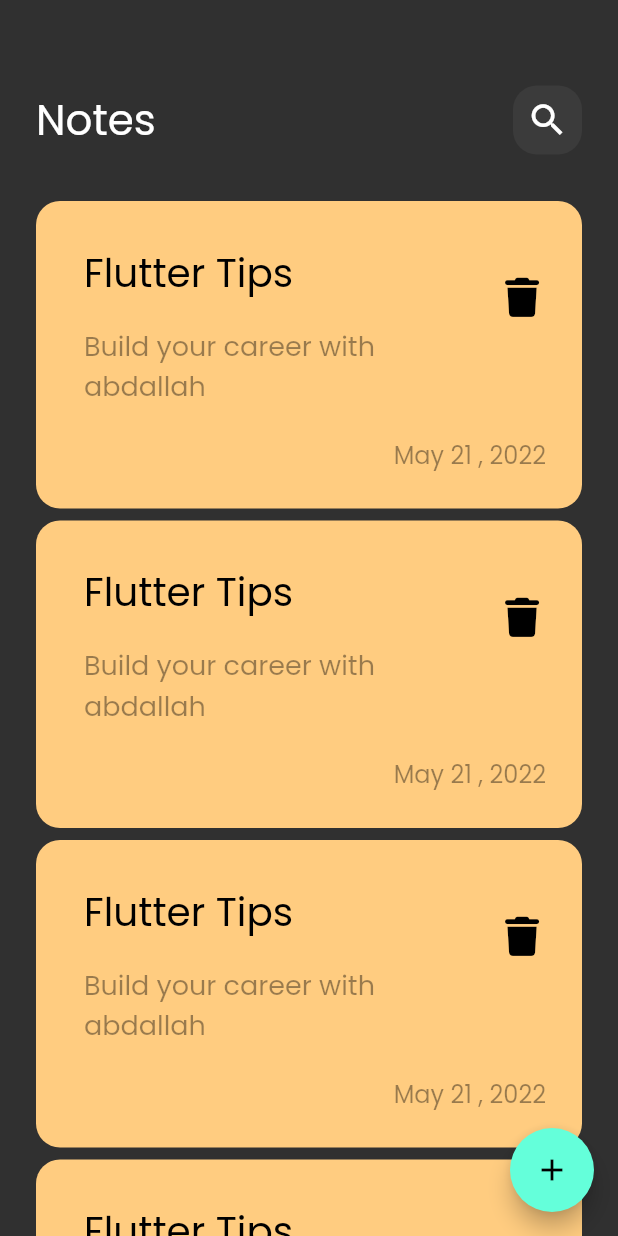
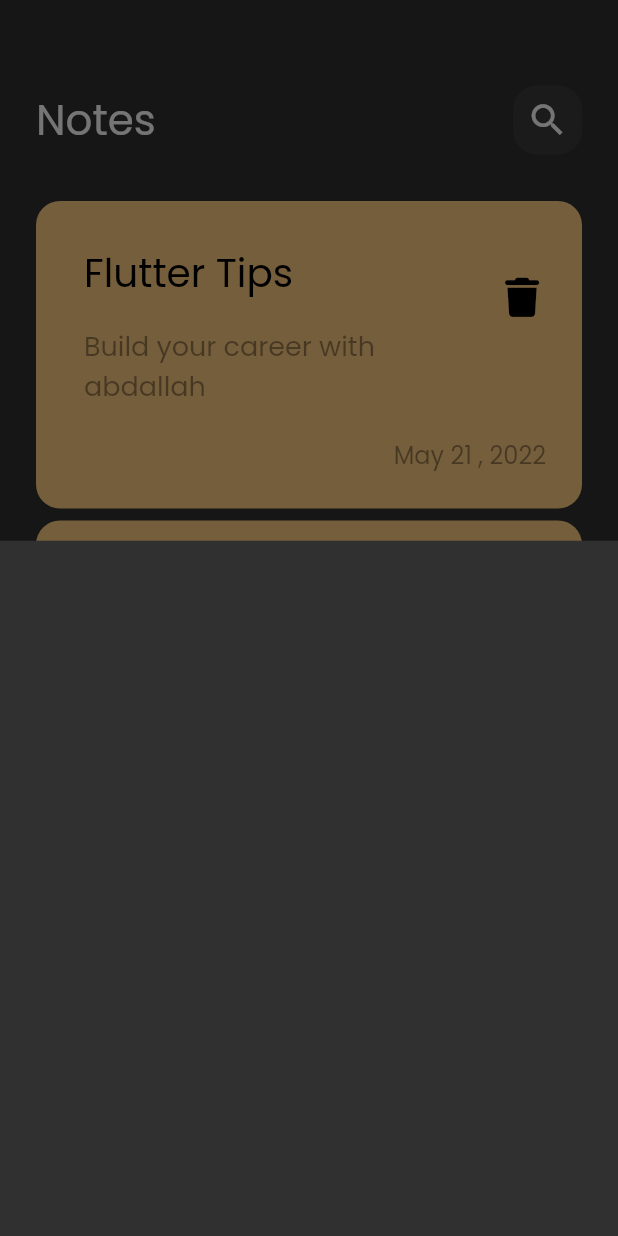
Before and after one commit to abdallh18/notes_app, a Flutter app: the screen it shows after launch, after a tap on the "add" icon, on a phone screen of 412 x 824 dp. Run offline on Flutter 3.47's test engine with Material 2 defaults, Android fonts, the phone set to English and light mode, and no system bars; our stand-ins replace font_awesome_flutter.

Commit message:
show model bottom sheet

```diff
--- a/lib/views/notes_view.dart
+++ b/lib/views/notes_view.dart
@@ -2,6 +2,7 @@ import 'package:flutter/material.dart';
 import 'package:flutter/src/widgets/container.dart';
 import 'package:flutter/src/widgets/framework.dart';
 
+import '../widgets/add_note_bottom_sheet.dart';
 import '../widgets/notes_view_body.dart';
 
 class NotesView extends StatelessWidget {
@@ -10,8 +11,15 @@ class NotesView extends StatelessWidget {
   @override
   Widget build(BuildContext context) {
     return Scaffold(
-      floatingActionButton:
-          FloatingActionButton(onPressed: () {}, child: Icon(Icons.add)),
+      floatingActionButton: FloatingActionButton(
+          onPressed: () {
+            showModalBottomSheet(
+                context: context,
+                builder: (context) {
+                  return const AddNoteBottomSheet();
+                });
+          },
+          child: Icon(Icons.add)),
       body: const NotsViewBody(),
     );
   }
--- /dev/null
+++ b/lib/widgets/add_note_bottom_sheet.dart
@@ -0,0 +1,10 @@
+import 'package:flutter/material.dart';
+
+class AddNoteBottomSheet extends StatelessWidget {
+  const AddNoteBottomSheet({super.key});
+
+  @override
+  Widget build(BuildContext context) {
+    return Container();
+  }
+}
--- a/lib/widgets/notes_list_view.dart
+++ b/lib/widgets/notes_list_view.dart
@@ -7,11 +7,16 @@ class NotesListView extends StatelessWidget {
   final data = const [];
   @override
   Widget build(BuildContext context) {
-    return ListView.builder(itemBuilder: (context, index) {
-      return const Padding(
-        padding: EdgeInsets.symmetric(vertical: 4),
-        child: NodeItem(),
-      );
-    });
+    return Padding(
+      padding: const EdgeInsets.only(bottom: 16),
+      child: ListView.builder(
+          padding: EdgeInsets.zero,
+          itemBuilder: (context, index) {
+            return const Padding(
+              padding: EdgeInsets.symmetric(vertical: 4),
+              child: NodeItem(),
+            );
+          }),
+    );
   }
 }
```
